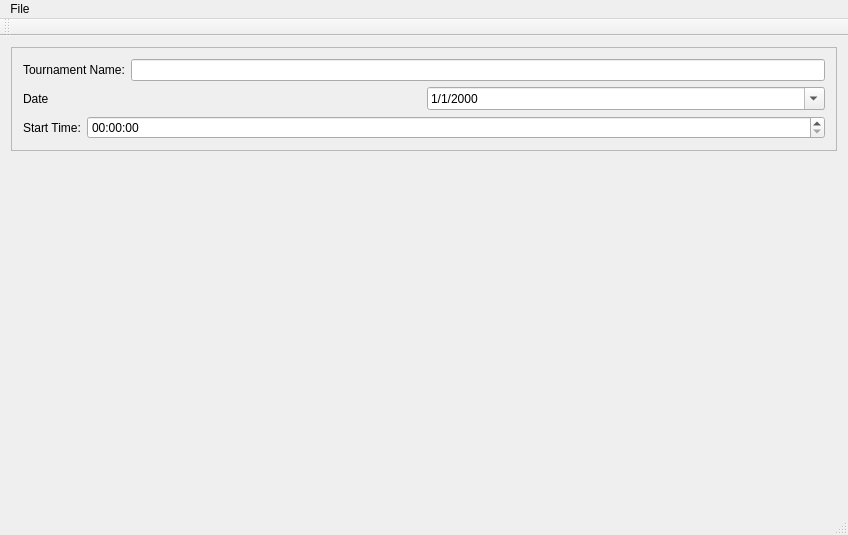
Old version of the form JudoMasterMainWindow.ui in the repository gcdean/JudoMaster.
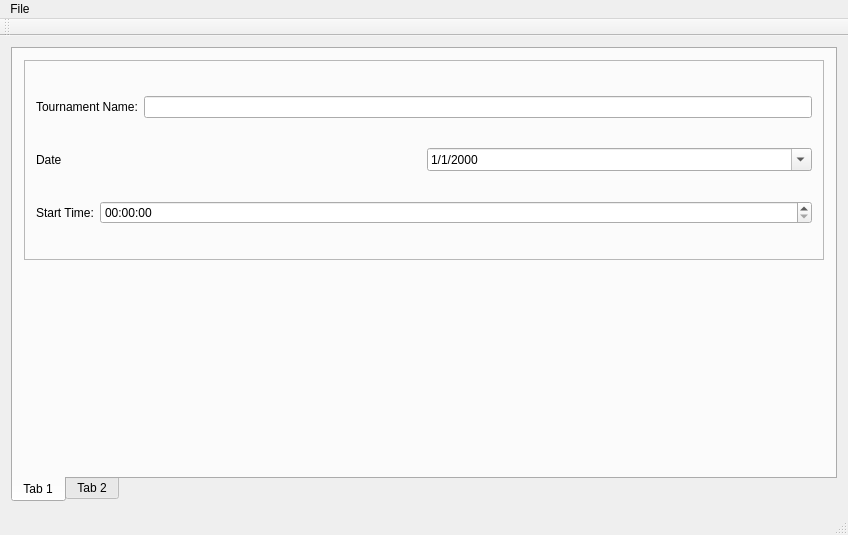
New version of the form. Custom widgets are drawn as their Qt base class.

Commit message: Added the Bracket class. Added tabs to the main window. Renamed the Rank file to JMUtil - It's now a general utility file. Do a better job of reading and writing enums.

```diff
--- a/JudoMasterMainWindow.ui
+++ b/JudoMasterMainWindow.ui
@@ -14,7 +14,20 @@
    <string>JudoMasterMainWindow</string>
   </property>
   <widget class="QWidget" name="centralWidget">
-   <layout class="QVBoxLayout" name="verticalLayout_2" stretch="0,1">
+   <layout class="QVBoxLayout" name="verticalLayout">
+    <item>
+     <widget class="QTabWidget" name="tabWidget">
+      <property name="tabPosition">
+       <enum>QTabWidget::South</enum>
+      </property>
+      <property name="currentIndex">
+       <number>0</number>
+      </property>
+      <widget class="QWidget" name="generalTab">
+       <attribute name="title">
+        <string>Tab 1</string>
+       </attribute>
+       <layout class="QVBoxLayout" name="verticalLayout_2">
     <item>
      <widget class="QFrame" name="tournamentFrame">
       <property name="frameShape">
@@ -125,6 +138,15 @@
     </item>
    </layout>
   </widget>
+      <widget class="QWidget" name="bracketTab">
+       <attribute name="title">
+        <string>Tab 2</string>
+       </attribute>
+      </widget>
+     </widget>
+    </item>
+   </layout>
+  </widget>
   <widget class="QMenuBar" name="menuBar">
    <property name="geometry">
     <rect>
```
Left out of the diff: 13 changed lines with no effect on the pictures. Lines whose indentation alone changed are shown as unchanged. The commit also changes 18 other files.
